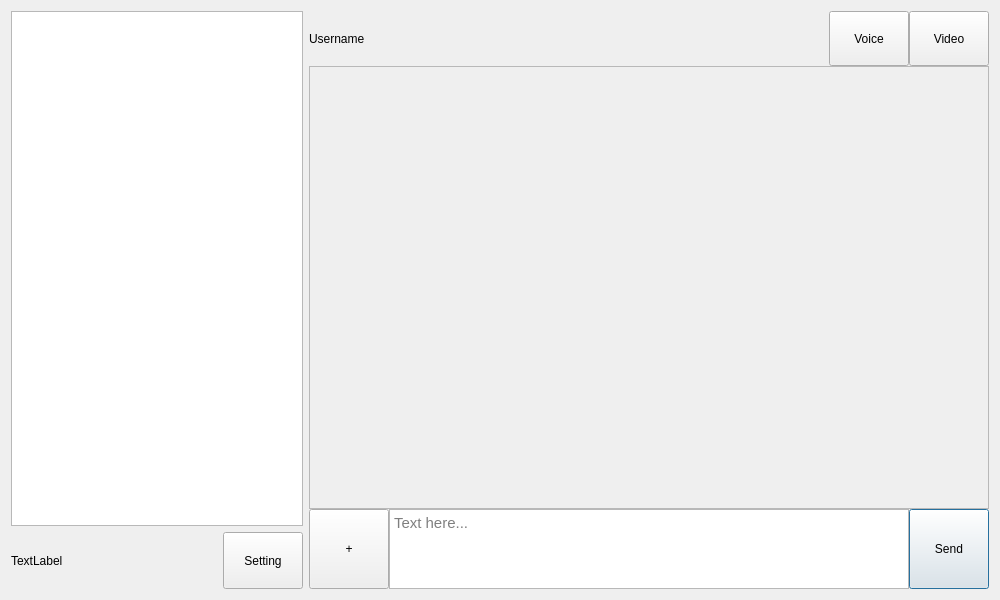
This is UI/home.ui in jack41402/Networking-Final as Qt 5 draws it before an edit. The edited form follows.
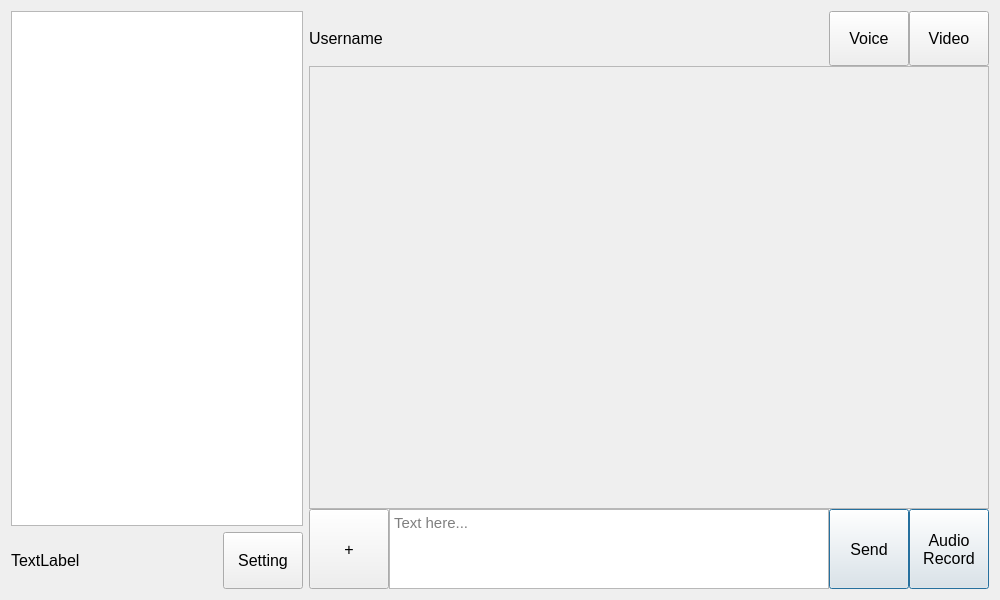
This is the edited form.

Commit message: Add & Implement audio message recording button

What changed in the file:
```diff
--- a/UI/home.ui
+++ b/UI/home.ui
@@ -10,6 +10,11 @@
     <height>600</height>
    </rect>
   </property>
+  <property name="font">
+   <font>
+    <pointsize>12</pointsize>
+   </font>
+  </property>
   <property name="windowTitle">
    <string>Chat</string>
   </property>
@@ -69,6 +74,7 @@
          <property name="font">
           <font>
            <family>Arial</family>
+           <pointsize>12</pointsize>
           </font>
          </property>
          <property name="text">
@@ -109,6 +115,7 @@
          <property name="font">
           <font>
            <family>Arial</family>
+           <pointsize>12</pointsize>
           </font>
          </property>
          <property name="text">
@@ -133,6 +140,7 @@
          <property name="font">
           <font>
            <family>Arial</family>
+           <pointsize>12</pointsize>
           </font>
          </property>
          <property name="text">
@@ -163,7 +171,7 @@
       </widget>
      </item>
      <item>
-      <layout class="QHBoxLayout" name="horizontalLayout_11" stretch="1,8,1">
+      <layout class="QHBoxLayout" name="horizontalLayout_11" stretch="1,8,0,0">
        <property name="spacing">
         <number>0</number>
        </property>
@@ -187,6 +195,7 @@
          <property name="font">
           <font>
            <family>Arial</family>
+           <pointsize>12</pointsize>
           </font>
          </property>
          <property name="text">
@@ -245,6 +254,7 @@
          <property name="font">
           <font>
            <family>Arial</family>
+           <pointsize>12</pointsize>
           </font>
          </property>
          <property name="text">
@@ -255,6 +265,29 @@
          </property>
         </widget>
        </item>
+       <item>
+        <widget class="QPushButton" name="AudioRecord_Button">
+         <property name="sizePolicy">
+          <sizepolicy hsizetype="Minimum" vsizetype="Minimum">
+           <horstretch>0</horstretch>
+           <verstretch>0</verstretch>
+          </sizepolicy>
+         </property>
+         <property name="text">
+          <string>Audio
+Record</string>
+         </property>
+         <property name="iconSize">
+          <size>
+           <width>16</width>
+           <height>16</height>
+          </size>
+         </property>
+         <property name="default">
+          <bool>true</bool>
+         </property>
+        </widget>
+       </item>
       </layout>
      </item>
     </layout>
```
Left out of the diff: 4 changed lines with no effect on the pictures. The commit also changes 5 other files.
